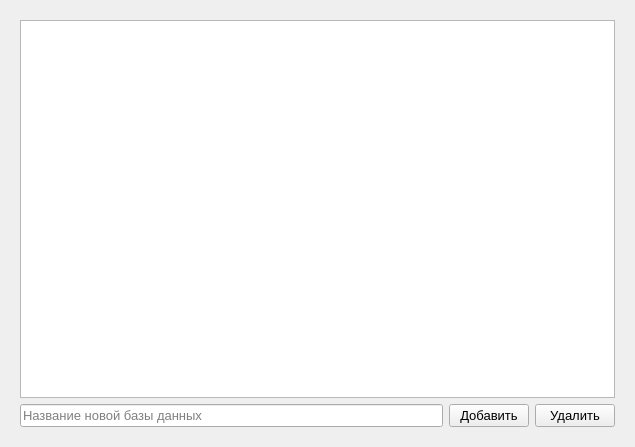
The window that ui/databasechooserdialog.ui (Korostast/chat-database-project) describes before a commit, drawn with Qt 5.
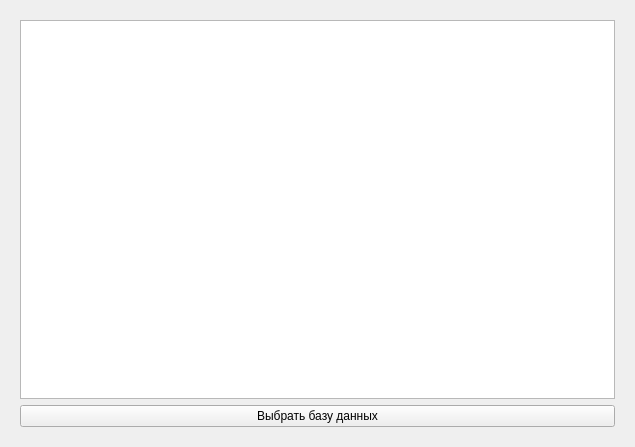
The same window after the commit.

Commit message: Choosing database feature.

The edit to the form file:
```diff
--- a/ui/databasechooserdialog.ui
+++ b/ui/databasechooserdialog.ui
@@ -23,7 +23,7 @@
    <item>
     <widget class="QStackedWidget" name="admin_database_creation_stacked_widget">
      <property name="currentIndex">
-      <number>1</number>
+      <number>2</number>
      </property>
      <widget class="QWidget" name="admin_auth_page">
       <layout class="QVBoxLayout" name="verticalLayout">
@@ -166,6 +166,26 @@
        </item>
       </layout>
      </widget>
+     <widget class="QWidget" name="choose_database_page">
+      <layout class="QVBoxLayout" name="verticalLayout_5">
+       <item>
+        <widget class="QListWidget" name="database_choose_list">
+         <property name="font">
+          <font>
+           <pointsize>14</pointsize>
+          </font>
+         </property>
+        </widget>
+       </item>
+       <item>
+        <widget class="QPushButton" name="database_choose_button">
+         <property name="text">
+          <string>Выбрать базу данных</string>
+         </property>
+        </widget>
+       </item>
+      </layout>
+     </widget>
     </widget>
    </item>
   </layout>
```
The commit also changes 9 other files.
